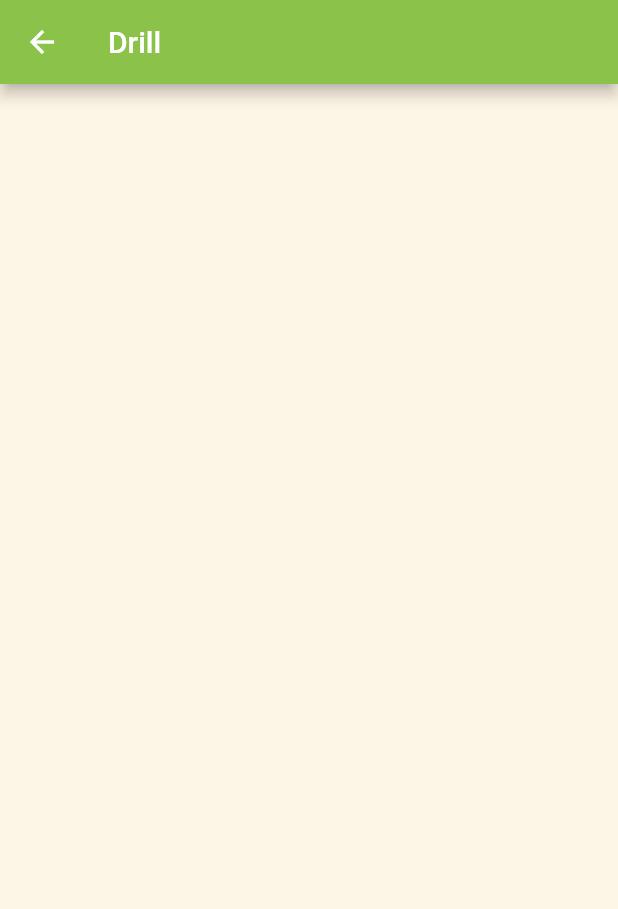
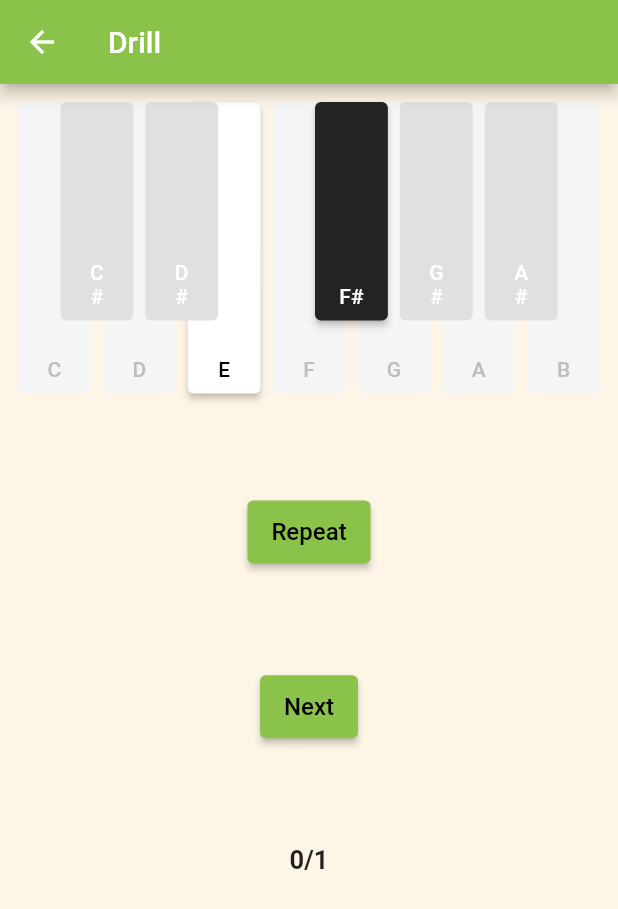
Before and after one commit to Gvard-Windlass/perfect_pitch_flutter, a Flutter app: the Drill screen opened by its route, on a phone screen of 412 x 824 dp. Shown: the top 909 px of the screen. Run offline on Flutter 3.47's test engine with Material 2 defaults, Android fonts, the phone set to English and light mode, and no system bars; our stand-ins replace hexcolor; missing offline and left inert: desktop_window.

Commit message:
Add widgets to drill screen

```diff
--- a/lib/main.dart
+++ b/lib/main.dart
@@ -1,8 +1,12 @@
 import 'package:flutter/material.dart';
 import 'package:desktop_window/desktop_window.dart';
 import 'package:hexcolor/hexcolor.dart';
+import 'package:perfect_pitch_flutter/exercise/exercise_single.dart';
+import 'package:perfect_pitch_flutter/exercise/exercise_unison.dart';
+import 'package:perfect_pitch_flutter/exercise/exercise_wrapper.dart';
 import 'package:perfect_pitch_flutter/screens/drill.dart';
 import 'package:perfect_pitch_flutter/screens/home.dart';
+import 'package:perfect_pitch_flutter/settings/settings_model.dart';
 import 'package:perfect_pitch_flutter/settings/settings_storage.dart';
 import 'package:perfect_pitch_flutter/settings/settings_wrapper.dart';
 
@@ -23,7 +27,11 @@ class MyApp extends StatelessWidget {
         initialRoute: '/',
         routes: {
           '/': (context) => const Home(),
-          '/drill': (context) => Drill(),
+          '/drill': (context) {
+            var exercise = SettingsWrapper.of(context).settings.exerciseMode ==
+              ExerciseMode.singlePitch ? ExerciseSingle(context: context) : ExerciseUnison(context: context);
+            return ExerciseWrapper(exercise: exercise, child: Drill());
+          },
         },
         theme: ThemeData(
           primarySwatch: Colors.lightGreen,
--- a/lib/screens/drill.dart
+++ b/lib/screens/drill.dart
@@ -1,5 +1,10 @@
 import 'package:flutter/material.dart';
+import 'package:perfect_pitch_flutter/exercise/exercise_wrapper.dart';
+import 'package:perfect_pitch_flutter/settings/settings_model.dart';
 import 'package:perfect_pitch_flutter/settings/settings_wrapper.dart';
+import 'package:perfect_pitch_flutter/widgets/chord_input_text.dart';
+import 'package:perfect_pitch_flutter/widgets/drill_action_button.dart';
+import 'package:perfect_pitch_flutter/widgets/pitch_buttons.dart';
 
 class Drill extends StatelessWidget {
   Drill({super.key});
@@ -25,7 +30,42 @@ class Drill extends StatelessWidget {
             child: Focus(
               autofocus: true,
               child: Column(
-                children: [],
+                mainAxisAlignment: MainAxisAlignment.spaceBetween,
+                children: [
+                  const PitchButtons(actionSet: PitchActionSet.drillActions),
+                  if(SettingsWrapper.of(context).settings.exerciseMode ==
+                  ExerciseMode.unison)
+                    const ChordInputText(),
+                  Row(
+                    mainAxisAlignment: MainAxisAlignment.center,
+                    children: [
+                      DrillActionButton(action: () {}, text: 'Repeat'),
+                      if(SettingsWrapper.of(context).settings.exerciseMode ==
+                      ExerciseMode.unison)
+                        ...[
+                          const SizedBox(width: 36),
+                          DrillActionButton(
+                            action: ExerciseWrapper.of(context).resetAnswer,
+                            text: 'Reset',
+                            bgColor: Colors.redAccent.shade100
+                          ),
+                          const SizedBox(width: 36),
+                          DrillActionButton(
+                            action: ExerciseWrapper.of(context).checkAnswerUnison,
+                            text: 'Check',
+                            bgColor: Colors.lightBlue.shade200
+                          ),
+                        ]
+                    ],
+                  ),
+                  DrillActionButton(action: ExerciseWrapper.of(context).nextDrill, text: 'Next'),
+                  Text('${ExerciseWrapper.of(context).correctAnswers}/${ExerciseWrapper.of(context).drillCount}',
+                    style: const TextStyle(
+                      fontSize: 17,
+                      fontWeight: FontWeight.w700
+                    )
+                  ),
+                ],
               ),
             ),
           ),
--- /dev/null
+++ b/lib/widgets/chord_input_text.dart
@@ -0,0 +1,18 @@
+import 'package:flutter/material.dart';
+import 'package:perfect_pitch_flutter/exercise/exercise_wrapper.dart';
+
+class ChordInputText extends StatelessWidget {
+  const ChordInputText({super.key});
+
+  @override
+  Widget build(BuildContext context) {
+    return Text(
+      ExerciseWrapper.of(context).chordInput,
+      style: TextStyle(
+        color: ExerciseWrapper.of(context).chordInputColor,
+        fontSize: 16.5,
+        fontWeight: FontWeight.w500
+      )
+    );
+  }
+}
--- /dev/null
+++ b/lib/widgets/drill_action_button.dart
@@ -0,0 +1,21 @@
+import 'package:flutter/material.dart';
+
+class DrillActionButton extends StatelessWidget {
+  const DrillActionButton({super.key, required this.action, required this.text, this.bgColor});
+  final Function action;
+  final String text;
+  final Color? bgColor;
+
+  @override
+  Widget build(BuildContext context) {
+    return ElevatedButton(
+      style: ButtonStyle(
+        backgroundColor: MaterialStateProperty.all(bgColor),
+        minimumSize: MaterialStateProperty.all(
+          const Size(28, 42)
+        )),
+      onPressed: () => action(),
+      child: Text(text, style: const TextStyle(fontSize: 16))
+    );
+  }
+}
```
